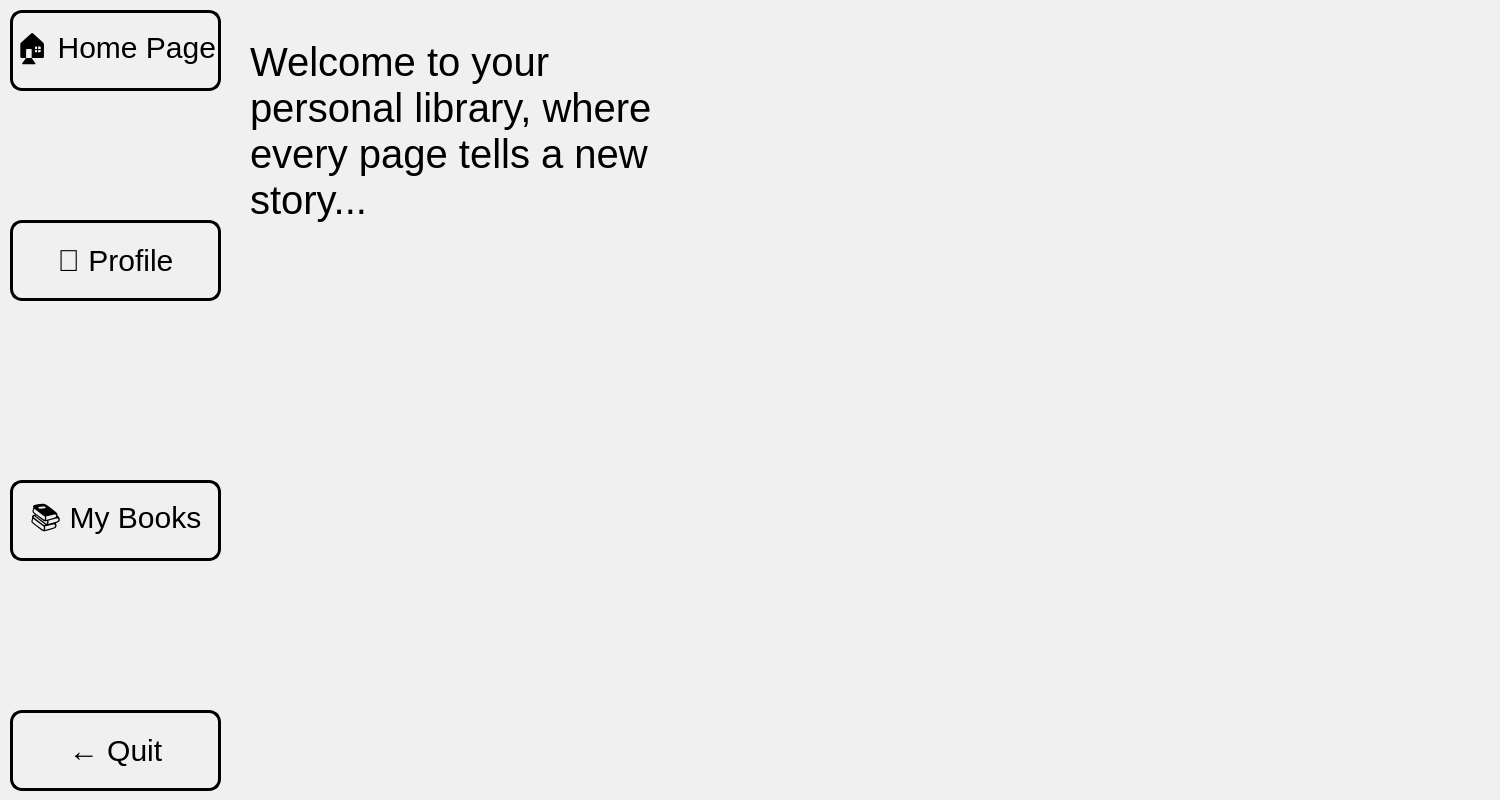
This is BookClubProject/appWindow/publisherwindow.ui in mohammadshirizadeh-sudo/book-club as Qt 5 draws it before an edit. The edited form follows.
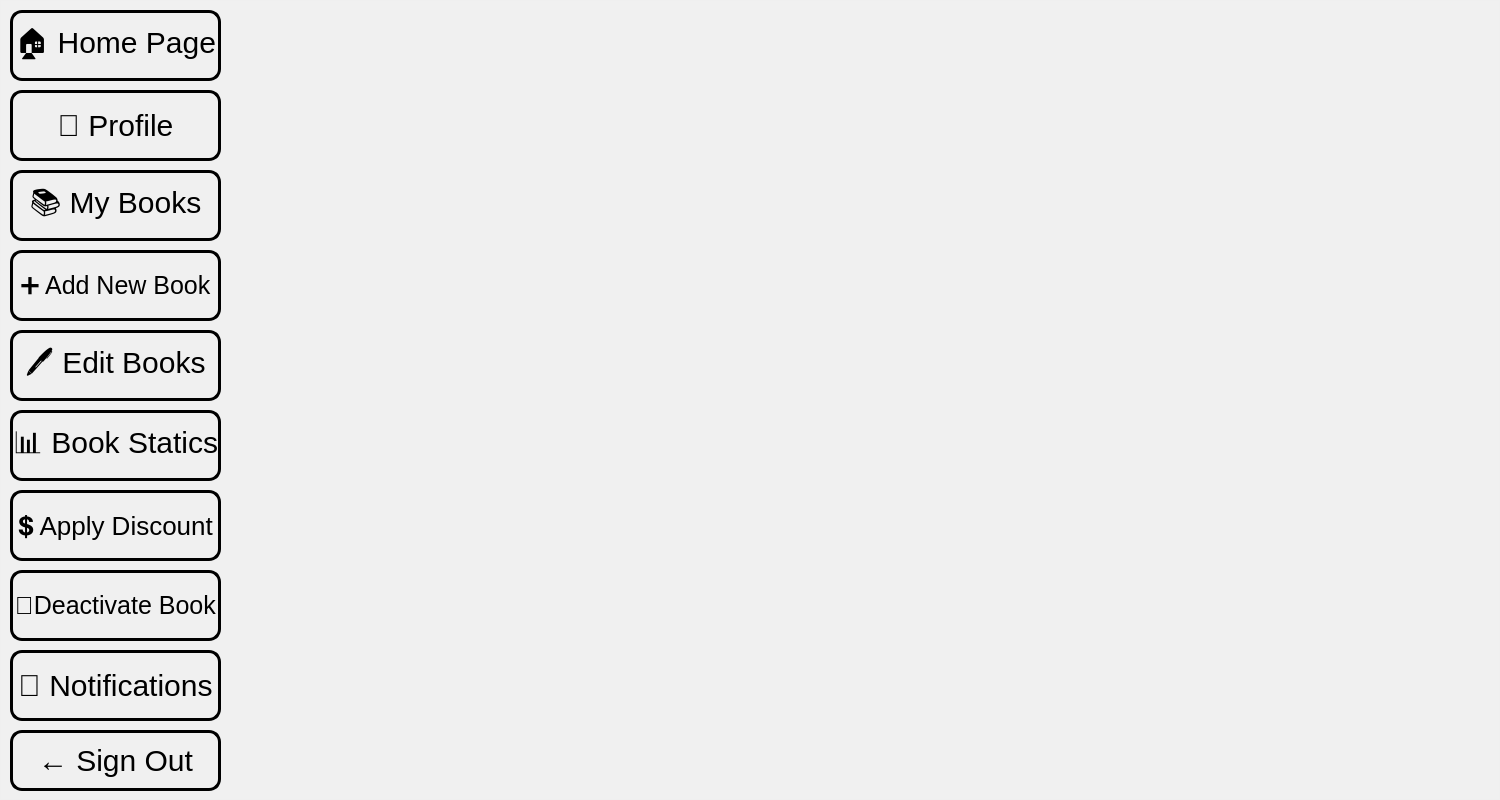
This is the edited form. Icons and pictures are not drawn.

Commit message: added edit books and deactivate/discount-related windows for publishers

What changed in the file:
```diff
--- a/BookClubProject/appWindow/publisherwindow.ui
+++ b/BookClubProject/appWindow/publisherwindow.ui
@@ -46,7 +46,7 @@
       <x>10</x>
       <y>10</y>
       <width>211</width>
-      <height>81</height>
+      <height>71</height>
      </rect>
     </property>
     <property name="styleSheet">
@@ -67,9 +67,9 @@
     <property name="geometry">
      <rect>
       <x>10</x>
-      <y>220</y>
+      <y>90</y>
       <width>211</width>
-      <height>81</height>
+      <height>71</height>
      </rect>
     </property>
     <property name="styleSheet">
@@ -89,9 +89,9 @@
     <property name="geometry">
      <rect>
       <x>10</x>
-      <y>480</y>
+      <y>170</y>
       <width>211</width>
-      <height>81</height>
+      <height>71</height>
      </rect>
     </property>
     <property name="styleSheet">
@@ -111,9 +111,9 @@
     <property name="geometry">
      <rect>
       <x>10</x>
-      <y>710</y>
+      <y>730</y>
       <width>211</width>
-      <height>81</height>
+      <height>61</height>
      </rect>
     </property>
     <property name="styleSheet">
@@ -126,36 +126,144 @@
 }</string>
     </property>
     <property name="text">
-     <string>← Quit</string>
+     <string>← Sign Out</string>
     </property>
    </widget>
-   <widget class="QLabel" name="label">
+   <widget class="QPushButton" name="newBooksPushButton">
     <property name="geometry">
      <rect>
-      <x>250</x>
-      <y>20</y>
-      <width>411</width>
-      <height>221</height>
+      <x>10</x>
+      <y>250</y>
+      <width>211</width>
+      <height>71</height>
      </rect>
     </property>
     <property name="styleSheet">
-     <string notr="true">QLabel {
-	background: transparent;
-	border: none;
+     <string notr="true">QPushButton {
 	font: 700 9pt &quot;Script MT Bold&quot;;
-	font-size: 40px;
+	font-size:25px;
 	color: rgb(0, 0, 0);
+	border: 3px solid black;
+	border-radius: 12px;
 }</string>
     </property>
     <property name="text">
-     <string>Welcome to your personal library, where every page tells a new story...</string>
+     <string>➕ Add New Book</string>
     </property>
-    <property name="wordWrap">
-     <bool>true</bool>
+   </widget>
+   <widget class="QPushButton" name="editBooksPushButton">
+    <property name="geometry">
+     <rect>
+      <x>10</x>
+      <y>330</y>
+      <width>211</width>
+      <height>71</height>
+     </rect>
+    </property>
+    <property name="styleSheet">
+     <string notr="true">QPushButton {
+	font: 700 9pt &quot;Script MT Bold&quot;;
+	font-size:30px;
+	color: rgb(0, 0, 0);
+	border: 3px solid black;
+	border-radius: 12px;
+}</string>
+    </property>
+    <property name="text">
+     <string>🖊️ Edit Books</string>
+    </property>
+   </widget>
+   <widget class="QPushButton" name="bookStatsPushButton">
+    <property name="geometry">
+     <rect>
+      <x>10</x>
+      <y>410</y>
+      <width>211</width>
+      <height>71</height>
+     </rect>
+    </property>
+    <property name="styleSheet">
+     <string notr="true">QPushButton {
+	font: 700 9pt &quot;Script MT Bold&quot;;
+	font-size:30px;
+	color: rgb(0, 0, 0);
+	border: 3px solid black;
+	border-radius: 12px;
+}</string>
+    </property>
+    <property name="text">
+     <string>📊 Book Statics</string>
+    </property>
+   </widget>
+   <widget class="QPushButton" name="discountPushButton">
+    <property name="geometry">
+     <rect>
+      <x>10</x>
+      <y>490</y>
+      <width>211</width>
+      <height>71</height>
+     </rect>
+    </property>
+    <property name="styleSheet">
+     <string notr="true">QPushButton {
+	font: 700 9pt &quot;Script MT Bold&quot;;
+	font-size:26px;
+	color: rgb(0, 0, 0);
+	border: 3px solid black;
+	border-radius: 12px;
+}</string>
+    </property>
+    <property name="text">
+     <string>💲 Apply Discount</string>
+    </property>
+   </widget>
+   <widget class="QPushButton" name="deactivatePushButton">
+    <property name="geometry">
+     <rect>
+      <x>10</x>
+      <y>570</y>
+      <width>211</width>
+      <height>71</height>
+     </rect>
+    </property>
+    <property name="styleSheet">
+     <string notr="true">QPushButton {
+	font: 700 9pt &quot;Script MT Bold&quot;;
+	font-size:25px;
+	color: rgb(0, 0, 0);
+	border: 3px solid black;
+	border-radius: 12px;
+}</string>
+    </property>
+    <property name="text">
+     <string>🚫Deactivate Book</string>
+    </property>
+   </widget>
+   <widget class="QPushButton" name="notifPushButton">
+    <property name="geometry">
+     <rect>
+      <x>10</x>
+      <y>650</y>
+      <width>211</width>
+      <height>71</height>
+     </rect>
+    </property>
+    <property name="styleSheet">
+     <string notr="true">QPushButton {
+	font: 700 9pt &quot;Script MT Bold&quot;;
+	font-size:30px;
+	color: rgb(0, 0, 0);
+	border: 3px solid black;
+	border-radius: 12px;
+}</string>
+    </property>
+    <property name="text">
+     <string>🔔 Notifications</string>
     </property>
    </widget>
   </widget>
  </widget>
+ <layoutdefault spacing="6" margin="11"/>
  <resources>
   <include location="../resources.qrc"/>
  </resources>
```
The commit also changes 19 other files.
